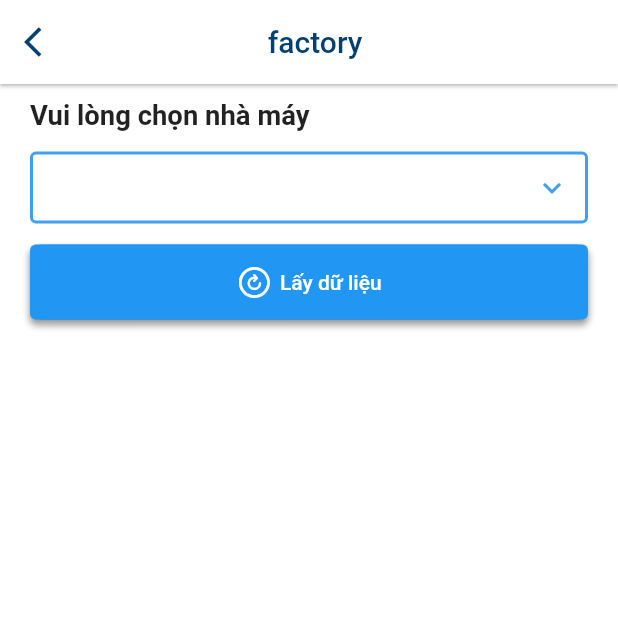
After one commit to Kenn211/ChartFlutterElectric, a Flutter app: the HomePage screen opened by its route, after a tap on "factory", on a phone screen of 412 x 824 dp, the top half of it. The commit adds this screen. Run offline on Flutter 3.47's test engine with Material 2 defaults, Android fonts, the phone set to English and light mode, and no system bars; our stand-ins replace firebase_core, firebase_crashlytics, firebase_messaging, flutter_phoenix, flutter_screenutil, get and 4 more; accounts and stored records are empty; network calls fail.

Commit message:
update code

```diff
--- a/lib/controllers/app_controllers.dart
+++ b/lib/controllers/app_controllers.dart
@@ -9,6 +9,7 @@ export 'home/wattage_controller.dart';
 export 'home/lake_level_controller.dart';
 export 'home/output_home_controller.dart';
 export 'home/revenue_home_controller.dart';
+export 'home/factory_home_controller.dart';
 
 ///Account
 export 'account/account_controller.dart';
--- /dev/null
+++ b/lib/controllers/home/factory_home_controller.dart
@@ -0,0 +1,29 @@
+import 'package:get/get.dart';
+import 'package:test_chart/controllers/base_controller.dart';
+import 'package:test_chart/core.dart';
+
+class FactoryHomeController extends BaseController {
+  final Map<String, dynamic> listFactory = {
+    'Nhà máy': 0,
+  };
+  final _dropdownValueFactory = 'Nhà máy'.obs;
+  String get dropdownValueFactory => _dropdownValueFactory.value;
+
+  @override
+  void onInit() {
+    super.onInit();
+  }
+
+  void setValueFactory(String? value) {
+    _dropdownValueFactory.value = value!;
+  }
+
+  Future<void> getData() async {
+    final home = Get.find<HomeController>();
+    await Future.wait(
+            [home.getDataLakeLevel(listFactory[_dropdownValueFactory.value])])
+        .whenComplete(() {
+      Get.back();
+    });
+  }
+}
--- a/lib/controllers/home/wattage_controller.dart
+++ b/lib/controllers/home/wattage_controller.dart
@@ -15,8 +15,10 @@ class WattageController extends BaseController {
   @override
   void onInit() {
     super.onInit();
-    _dataCongSuat.value = Get.arguments['data'];
-    _displayCS.value = _dataCongSuat[0].congsuat;
+    if (checkArgumentsExist('data')) {
+      _dataCongSuat.value = Get.arguments['data'];
+      _displayCS.value = _dataCongSuat[0].congsuat;
+    }
   }
 
   void funcDisplayCS(String id) {
--- a/lib/routes/app_paths.dart
+++ b/lib/routes/app_paths.dart
@@ -16,6 +16,7 @@ abstract class Routes {
   static const lakeLevelPage = _Paths.lakeLevel;
   static const revenueHomePage = _Paths.outputHome;
   static const outputHomePage = _Paths.revenueHome;
+  static const factoryHomePage = _Paths.factoryHome;
 
   //system
   static const systemPage = _Paths.system;
@@ -44,6 +45,7 @@ abstract class _Paths {
   static const account = '/account';
   static const outputHome = '/home/outputHome';
   static const revenueHome = '/home/revenueHome';
+  static const factoryHome = '/home/factoryHome';
 
   //Page Drawer
   static const tonnage = '/tonnage';
--- a/lib/routes/app_routes.dart
+++ b/lib/routes/app_routes.dart
@@ -20,6 +20,11 @@ class AppPages {
       page: () => const HomePage(),
       binding: HomeBinding(),
       children: [
+        GetPage(
+          name: Routes.factoryHomePage,
+          page: () => const FactoryHome(),
+          binding: FactoryHomeBinding(),
+        ),
         GetPage(
           name: Routes.wattagePage,
           page: () => const WattagePage(),
--- /dev/null
+++ b/lib/routes/bindings/home/factory_home_binding.dart
@@ -0,0 +1,8 @@
+import 'package:get/get.dart';
+
+class FactoryHomeBinding implements Bindings {
+  @override
+  void dependencies() {
+    Get.lazyPut<FactoryHomeBinding>(() => FactoryHomeBinding());
+  }
+}
--- a/lib/routes/bindings/index.dart
+++ b/lib/routes/bindings/index.dart
@@ -10,6 +10,7 @@ export 'home/wattage_binding.dart';
 export 'home/lake_level_binding.dart';
 export 'home/output_home_binding.dart';
 export 'home/revenue_home_binding.dart';
+export 'home/factory_home_binding.dart';
 
 //drawer
 export 'drawer/marginal_price_binding.dart';
--- a/lib/shared/widgets/app_bar_custom.dart
+++ b/lib/shared/widgets/app_bar_custom.dart
@@ -1,4 +1,5 @@
 import 'package:flutter/material.dart';
+import 'package:get/get.dart';
 import 'package:test_chart/core.dart';
 
 class AppBarCustom extends StatelessWidget {
@@ -29,7 +30,7 @@ class AppBarCustom extends StatelessWidget {
                 splashColor: Colors.transparent,
                 highlightColor: Colors.transparent,
                 onPressed: () {
-                  Navigator.of(context).pop();
+                  Get.back();
                 },
                 icon: Icon(Icons.arrow_back_ios, color: AppColors.secondColor))
             : leading,
--- a/lib/views/app_views.dart
+++ b/lib/views/app_views.dart
@@ -12,6 +12,7 @@ export 'authorized/pages/screen_home/lake_level_screen.dart';
 export 'authorized/pages/screen_home/system_page.dart';
 export 'authorized/pages/screen_home/revenue_home.dart';
 export 'authorized/pages/screen_home/output_home.dart';
+export 'authorized/pages/screen_home/factory_home.dart';
 
 //drawer
 export 'authorized/screens/main_drawer.dart';
--- a/lib/views/authorized/pages/home_page.dart
+++ b/lib/views/authorized/pages/home_page.dart
@@ -142,6 +142,17 @@ class HomePage extends StatelessWidget {
                   icon: Icons.settings,
                   onTap: () {
                     Get.toNamed(Routes.systemPage);
+                  },
+                ),
+                const SizedBox(height: 10),
+                _ItemFunctions(
+                  text: 'factory'.tr,
+                  textDesc: 'select_factory'.tr,
+                  icon: Icons.settings,
+                  onTap: () {
+                    Get.to(() => const FactoryHome(),
+                        binding:
+                            BindingsBuilder.put(() => FactoryHomeController()));
                   },
                 ),
               ],
--- /dev/null
+++ b/lib/views/authorized/pages/screen_home/factory_home.dart
@@ -0,0 +1,53 @@
+import 'package:flutter/material.dart';
+import 'package:flutter_screenutil/flutter_screenutil.dart';
+import 'package:get/get.dart';
+import 'package:test_chart/core.dart';
+
+class FactoryHome extends GetView<FactoryHomeController> {
+  const FactoryHome({super.key});
+
+  @override
+  Widget build(BuildContext context) {
+    return Scaffold(
+      appBar: AppBar(
+        automaticallyImplyLeading: false,
+        elevation: 0,
+        flexibleSpace: AppBarCustom(
+          title: 'factory'.tr,
+          canBack: true,
+        ),
+      ),
+      body: SingleChildScrollView(
+        child: Padding(
+          padding: const EdgeInsets.symmetric(horizontal: 20, vertical: 10),
+          child: Column(
+            crossAxisAlignment: CrossAxisAlignment.start,
+            children: [
+              Text(
+                'Vui lòng chọn nhà máy',
+                textAlign: TextAlign.start,
+                style: TextStyle(fontSize: 16.sp, fontWeight: FontWeight.bold),
+              ),
+              const SizedBox(
+                height: 14,
+              ),
+              Obx(() => DropDownSelect(
+                    dropDownValue: controller.dropdownValueFactory,
+                    listItem: controller.listFactory,
+                    onChanged: controller.setValueFactory,
+                  )),
+              const SizedBox(
+                height: 14,
+              ),
+              SizedBox(
+                width: Constants.width,
+                height: 50,
+                child: Button(text: 'Lấy dữ liệu', onTap: controller.getData),
+              ),
+            ],
+          ),
+        ),
+      ),
+    );
+  }
+}
--- a/lib/views/not_found/not_found.dart
+++ b/lib/views/not_found/not_found.dart
@@ -39,7 +39,7 @@ class _NotFoundScreenState extends State<NotFoundScreen> {
         height: double.infinity,
         decoration: const BoxDecoration(
           image: DecorationImage(
-            image: AssetImage('assets/images/splash.jpg'),
+            image: AssetImage('assets/images/splash.png'),
             fit: BoxFit.fill,
           ),
         ),
--- a/pubspec.yaml
+++ b/pubspec.yaml
@@ -53,9 +53,9 @@ dev_dependencies:
     sdk: flutter
 
 flutter_icons:
-  android: true
+  android: 'launcher_icon'
   ios: true
-  image_path: "assets/icons/logo_evn.png"
+  image_path: "assets/icons/logo_app_electric.png"
   remove_alpha_ios: true
 
 # assets
```
Also changed, not shown: lib/controllers/home/home_controller.dart (+17 -3 lines), lib/views/authorized/screens/main_drawer.dart (+7 -7 lines), assets/icons/logo_app_electric.png (added), assets/icons/logo_evn.png (deleted), assets/images/splash.jpg (deleted), assets/images/splash.png (added), 10 other files.
